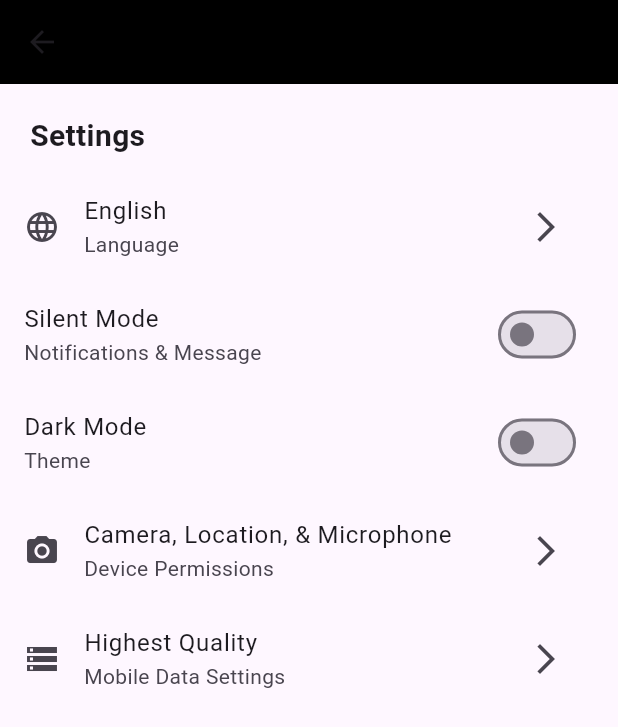
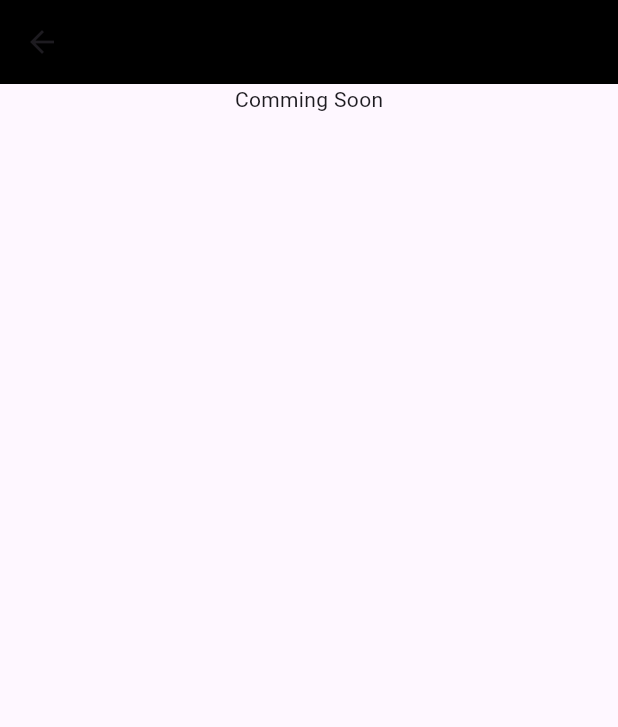
Before and after one commit to Isaacodes-dev/tizibane-user-app, a Flutter app: the Settings screen opened directly, on a phone screen of 412 x 824 dp. Shown: the top 727 px of the screen. Run offline on Flutter 3.47's test engine with Material 3 defaults, Android fonts, the phone set to English and light mode, and no system bars; our stand-ins replace connectivity, contacts_service, file_picker, get, get_storage, google_fonts and 4 more; missing offline and left inert: nfc_manager, qr_code_scanner; accounts and stored records are empty; network calls fail.

```diff
--- a/lib/screens/Settings.dart
+++ b/lib/screens/Settings.dart
@@ -26,67 +26,9 @@
              ),
       body: SingleChildScrollView(
         child: Column(
-          crossAxisAlignment: CrossAxisAlignment.start,
+          //
           children: [
-            const SizedBox(height: 20),
-            const Padding(
-              padding: EdgeInsets.symmetric(horizontal: 20),
-              child: Text(
-                'Settings',
-                style: TextStyle(
-                  fontSize: 20,
-                  fontWeight: FontWeight.bold,
-                ),
-              ),
-            ),
-            const SizedBox(height: 10),
-            ListTile(
-              leading: const Icon(Icons.language),
-              title: const Text('English'),
-              subtitle: const Text('Language'),
-              trailing: IconButton(
-                onPressed: () {},
-                icon: const Icon(Icons.arrow_forward_ios),
-              ),
-            ),
-            SwitchListTile(
-              title: const Text('Silent Mode'),
-              subtitle: const Text('Notifications & Message'),
-              value: _silentMode,
-              onChanged: (value) {
-                setState(() {
-                  _silentMode = value;
-                });
-              },
-            ),
-            SwitchListTile(
-              title: const Text('Dark Mode'),
-              subtitle: const Text('Theme'),
-              value: _darkMode,
-              onChanged: (value) {
-                setState(() {
-                  _darkMode = value;
-                });
-              },
-            ),
-            ListTile(
-              leading: const Icon(Icons.camera_alt),
-              title: const Text('Camera, Location, & Microphone'),
-              subtitle: const Text('Device Permissions'),
-              trailing: IconButton(
-                onPressed: () {},
-                icon: const Icon(Icons.arrow_forward_ios),
-              ),
-            ),
-            ListTile(
-              leading: const Icon(Icons.storage),
-              title: const Text('Highest Quality'),
-              subtitle: const Text('Mobile Data Settings'),
-              trailing: IconButton(
-                onPressed: () {},
-                icon: const Icon(Icons.arrow_forward_ios),
-              ),
-            ),
+            Center(child: Text('Comming Soon')),
           ],
         ),
       ),
```
Also changed, not shown: lib/screens/Notifications.dart (+96 -92 lines), lib/screens/SplashScreen.dart (+24 -31 lines), 1 other file.
